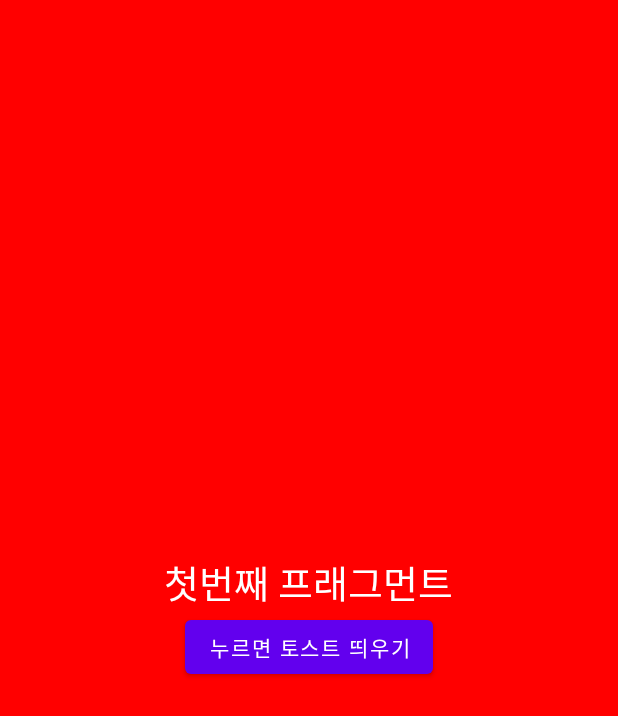
After one commit to say-102/Fragment_20201114, an Android app: the layout fragment_first.xml on its own in the app's theme, with its tools: preview values and no code run, on a phone screen of 412 x 824 dp. The commit adds this screen. Shown: the top 716 px of the screen. Run offline under Robolectric (Android 15) with nearby library versions, the phone set to English and light mode, and no system bars.

Commit message:
첫번째 프래그먼트 layout 추가

```diff
--- /dev/null
+++ b/app/src/main/res/layout/fragment_first.xml
@@ -0,0 +1,22 @@
+<?xml version="1.0" encoding="utf-8"?>
+<LinearLayout
+    xmlns:android="http://schemas.android.com/apk/res/android" android:layout_width="match_parent"
+    android:layout_height="match_parent"
+    android:gravity="center"
+    android:orientation="vertical"
+    android:background="#FF0000">
+
+    <TextView
+        android:layout_width="wrap_content"
+        android:layout_height="wrap_content"
+        android:text="첫번째 프래그먼트"
+        android:textColor="#FFFFFF"
+        android:textSize="25sp"/>
+
+    <Button
+        android:id="@+id/toastBtn"
+        android:layout_width="wrap_content"
+        android:layout_height="wrap_content"
+        android:text="누르면 토스트 띄우기" />
+
+</LinearLayout>
```
Also changed, not shown: app/src/main/res/layout/activity_main.xml (line endings or trailing spaces).
